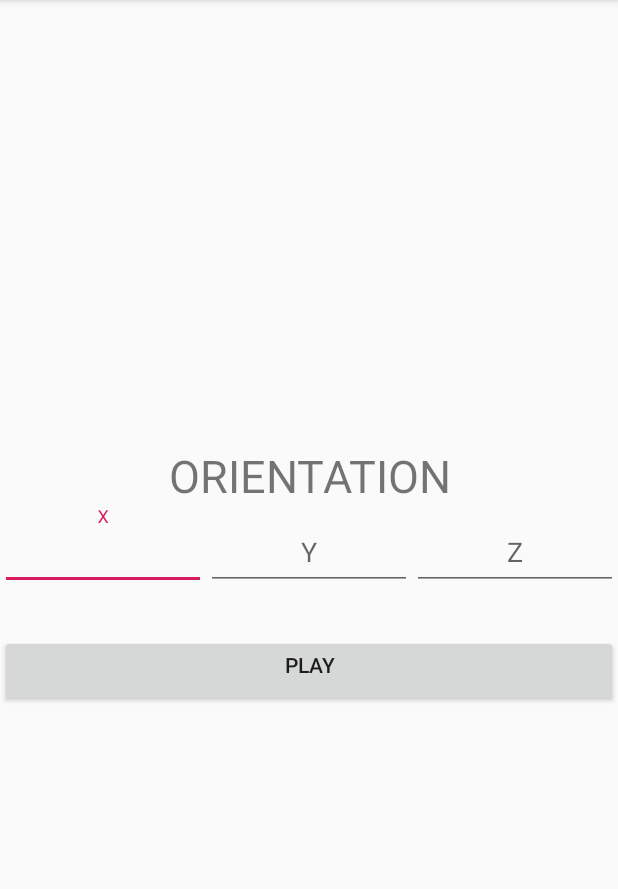
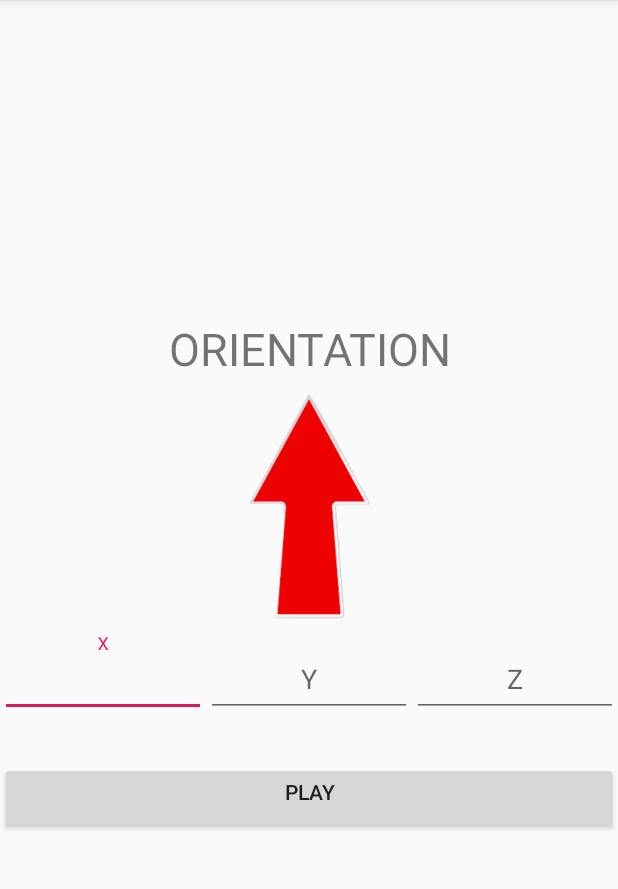
Before and after one commit to xdanielsb/AudioXYZ, an Android app: the screen it shows after launch (MainActivity), after a tap on "PLAY", on a phone screen of 412 x 824 dp, the part 84-973 px from its top. Run offline under Robolectric (Android 15) with nearby library versions, the phone set to English and light mode, and no system bars.

Commit message:
Create basic algorithm to rotate arrow based on  direction.

```diff
--- a/app/src/main/java/me/danieldev/audio/MainActivity.java
+++ b/app/src/main/java/me/danieldev/audio/MainActivity.java
@@ -7,6 +7,8 @@ import android.os.Bundle;
 import android.view.View;
 import android.widget.Button;
 import android.widget.EditText;
+import android.widget.ImageView;
+import android.widget.TextView;
 
 import com.google.android.material.textfield.TextInputEditText;
 
@@ -16,6 +18,8 @@ public class MainActivity extends AppCompatActivity {
     private TextInputEditText txtX;
     private TextInputEditText txtY;
     private TextInputEditText txtZ;
+    private TextView lblHeader;
+    private ImageView imgArrow;
 
     @Override
     protected void onCreate(Bundle savedInstanceState) {
@@ -26,6 +30,8 @@ public class MainActivity extends AppCompatActivity {
         txtX = findViewById(R.id.txtX);
         txtY = findViewById(R.id.txtY);
         txtZ = findViewById(R.id.txtZ);
+        lblHeader = findViewById(R.id.lblOrientation);
+        imgArrow = findViewById(R.id.arrowView);
 
         final MediaPlayer mp = MediaPlayer.create(this, R.raw.beep1);
 
@@ -33,6 +39,25 @@ public class MainActivity extends AppCompatActivity {
             @Override
             public void onClick(View v) {
                 mp.start();
+                Integer xValue, yValue, zValue;
+                String xValueS, yValueS, zValueS;
+                xValueS  = txtX.getText().toString();
+                yValueS  = txtY.getText().toString();
+                zValueS  = txtZ.getText().toString();
+                if(xValueS.length() == 0) xValue = 0;
+                else xValue = Integer.parseInt(xValueS);
+                if(yValueS.length() == 0) yValue = 0;
+                else yValue = Integer.parseInt(yValueS);
+                if(zValueS.length() == 0) zValue = 0;
+                else zValue = Integer.parseInt(zValueS);
+                double angle = Math.atan2(yValue, xValue) * 180 / Math.PI;
+                // lblHeader.setText(Double.toString(angle)); yes, just debugging stuff
+                double rotation = 0;
+                if( Math.abs(angle - 90) < 1e-5 ) rotation = 0;
+                else if( angle > 90) rotation = 270 + angle - 90;
+                else rotation = angle;
+                imgArrow.setRotation((float)rotation) ;
+
             }
         });
 
--- a/app/src/main/res/layout/activity_main.xml
+++ b/app/src/main/res/layout/activity_main.xml
@@ -17,6 +17,7 @@
 
 
         <TextView
+            android:id="@+id/lblOrientation"
             android:layout_width="wrap_content"
             android:layout_height="wrap_content"
             android:text="ORIENTATION"
@@ -26,6 +27,20 @@
             >
 
         </TextView>
+
+        <ImageView
+            android:id="@+id/arrowView"
+            android:layout_width="wrap_content"
+            android:layout_height="wrap_content"
+            android:layout_marginBottom="8dp"
+            android:layout_marginEnd="8dp"
+            android:layout_marginLeft="8dp"
+            android:layout_marginRight="8dp"
+            android:layout_marginStart="8dp"
+            android:layout_marginTop="8dp"
+            android:background="@drawable/arrow"
+            android:layout_gravity="center_horizontal"
+            />
 
 
 
@@ -47,7 +62,7 @@
                     android:hint="X"
                     android:id="@+id/txtX"
                     android:gravity="center_horizontal"
-                    android:inputType="numberDecimal"
+                    android:inputType="numberDecimal|numberSigned"
                     >
                 </com.google.android.material.textfield.TextInputEditText>
 
@@ -66,7 +81,7 @@
                     android:hint="Y"
                     android:id="@+id/txtY"
                     android:gravity="center_horizontal"
-                    android:inputType="numberDecimal"
+                    android:inputType="numberDecimal|numberSigned"
                     >
                 </com.google.android.material.textfield.TextInputEditText>
 
@@ -85,7 +100,7 @@
                     android:hint="Z"
                     android:id="@+id/txtZ"
                     android:gravity="center_horizontal"
-                    android:inputType="numberDecimal"
+                    android:inputType="numberDecimal|numberSigned"
                     >
                 </com.google.android.material.textfield.TextInputEditText>
 
```
